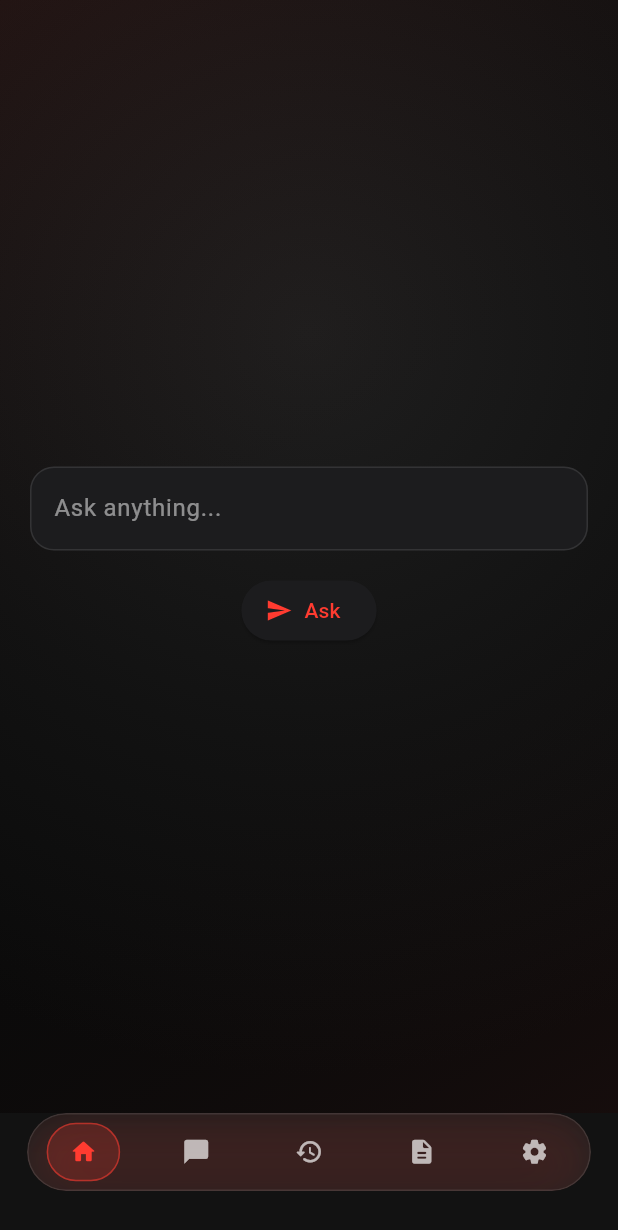
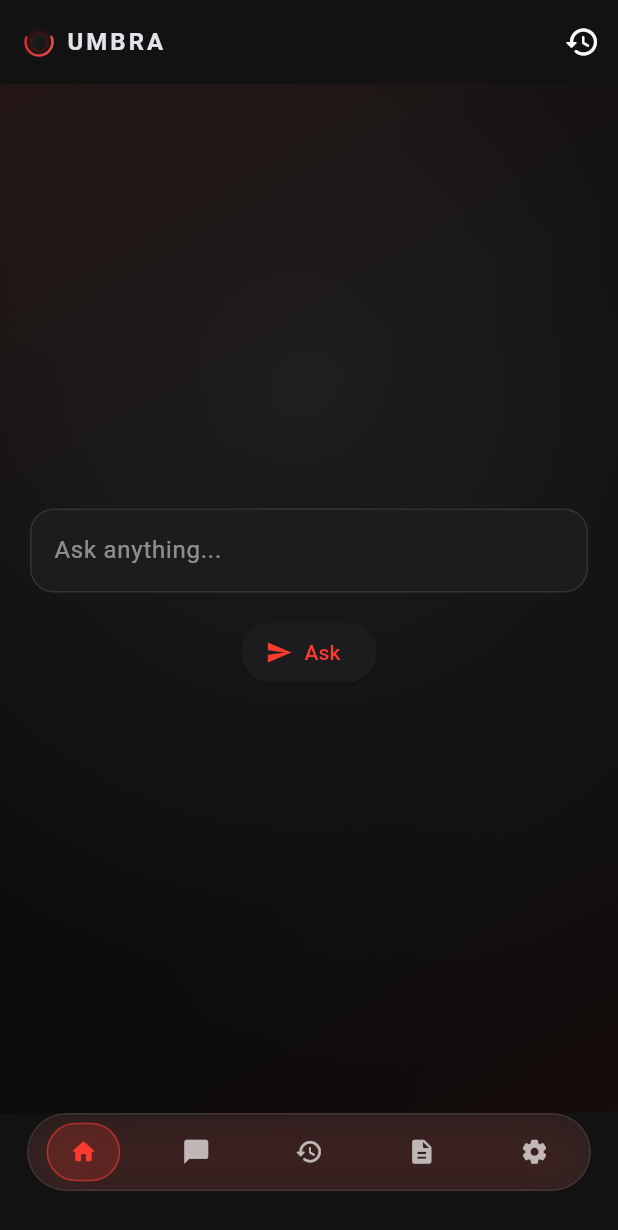
Before and after one commit to FatihHDR/umbra, a Flutter app: the screen it shows after launch, on a phone screen of 412 x 824 dp. Shown: the top 1230 px of the screen. Run offline on Flutter 3.47's test engine with Material 3 defaults, Android fonts, the phone set to English and light mode, and no system bars; our stand-ins replace dio, flutter_dotenv, flutter_markdown, flutter_riverpod, hive_flutter; missing offline and left inert: highlight; accounts and stored records are empty; Roboto replaces fonts that are missing (JetBrains Mono).

Commit message:
Add app bar with titles to chat, history, home, settings, and sources screens for improved navigation and user experience

```diff
--- a/lib/features/chat/presentation/chat_screen.dart
+++ b/lib/features/chat/presentation/chat_screen.dart
@@ -12,6 +12,7 @@ import 'home_screen.dart';
 import 'history_screen.dart';
 import 'sources_screen.dart';
 import 'settings_screen.dart';
+import '../../../widgets/umbra_logo_compact.dart';
 
 class ChatScreen extends ConsumerWidget {
   const ChatScreen({super.key});
@@ -22,6 +23,11 @@ class ChatScreen extends ConsumerWidget {
   final notifier = ref.read(chatViewModelProvider(null).notifier);
   final t = ref.watch(appStringsProvider);
     return Scaffold(
+      appBar: AppBar(
+        title: const UmbraLogoCompact(size: 18),
+        backgroundColor: Colors.transparent,
+        scrolledUnderElevation: 0,
+      ),
       bottomNavigationBar: UmbraBottomNav(
         currentIndex: 1,
         onTap: (i) {
--- a/lib/features/chat/presentation/home_screen.dart
+++ b/lib/features/chat/presentation/home_screen.dart
@@ -9,6 +9,7 @@ import 'chat_screen.dart';
 import 'history_screen.dart';
 import 'sources_screen.dart';
 import 'settings_screen.dart';
+import '../../../widgets/umbra_logo_compact.dart';
 
 class HomeScreen extends ConsumerWidget {
   const HomeScreen({super.key});
@@ -19,6 +20,20 @@ class HomeScreen extends ConsumerWidget {
   final notifier = ref.read(chatViewModelProvider(null).notifier);
   final t = ref.watch(appStringsProvider);
     return Scaffold(
+        appBar: AppBar(
+          title: const UmbraLogoCompact(size: 20),
+          backgroundColor: Colors.transparent,
+          scrolledUnderElevation: 0,
+          actions: [
+            IconButton(
+              tooltip: t.historyTooltip,
+              onPressed: () => Navigator.of(context).push(
+                MaterialPageRoute(builder: (_) => const HistoryScreen()),
+              ),
+              icon: const Icon(Icons.history_rounded),
+            )
+          ],
+        ),
         bottomNavigationBar: UmbraBottomNav(
           currentIndex: 0,
           onTap: (i) {
--- a/lib/features/chat/presentation/settings_screen.dart
+++ b/lib/features/chat/presentation/settings_screen.dart
@@ -16,6 +16,11 @@ class SettingsScreen extends ConsumerWidget {
   Widget build(BuildContext context, WidgetRef ref) {
   final t = ref.watch(appStringsProvider);
     return Scaffold(
+      appBar: AppBar(
+        title: Text(t.settingsTitle),
+        backgroundColor: Colors.transparent,
+        scrolledUnderElevation: 0,
+      ),
       bottomNavigationBar: UmbraBottomNav(
         currentIndex: 4,
         onTap: (i) {
--- a/lib/features/chat/presentation/sources_screen.dart
+++ b/lib/features/chat/presentation/sources_screen.dart
@@ -15,6 +15,11 @@ class SourcesScreen extends ConsumerWidget {
   Widget build(BuildContext context, WidgetRef ref) {
     final t = ref.watch(appStringsProvider);
     return Scaffold(
+      appBar: AppBar(
+        title: Text(t.sourcesTitle),
+        backgroundColor: Colors.transparent,
+        scrolledUnderElevation: 0,
+      ),
       bottomNavigationBar: UmbraBottomNav(
         currentIndex: 3,
         onTap: (i) {
```
Also changed, not shown: lib/features/chat/presentation/history_screen.dart (+7 -0 lines).
